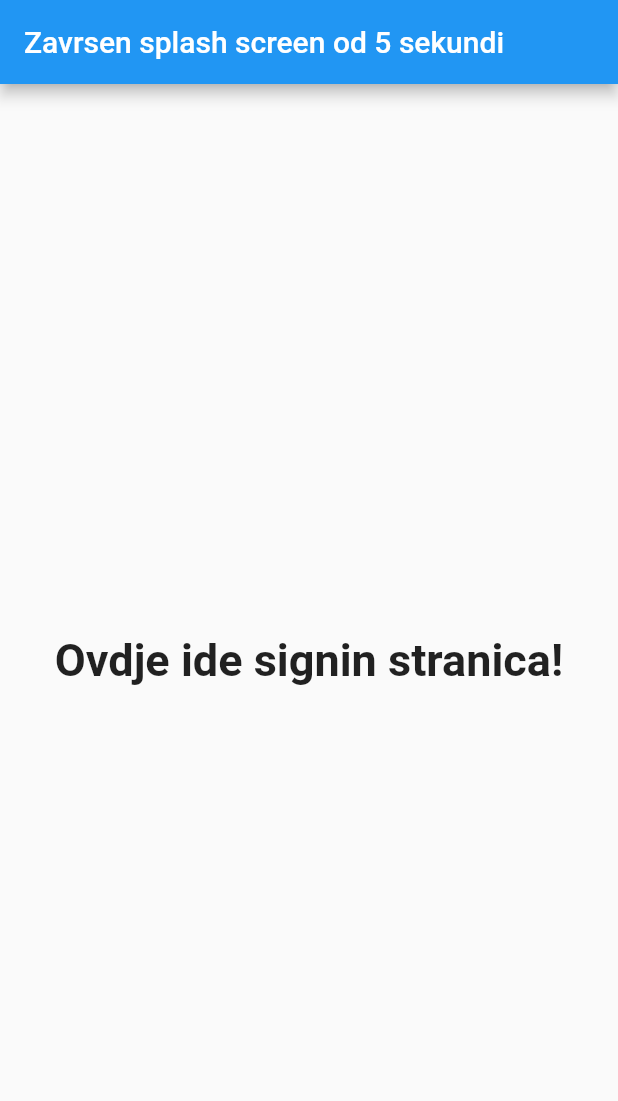
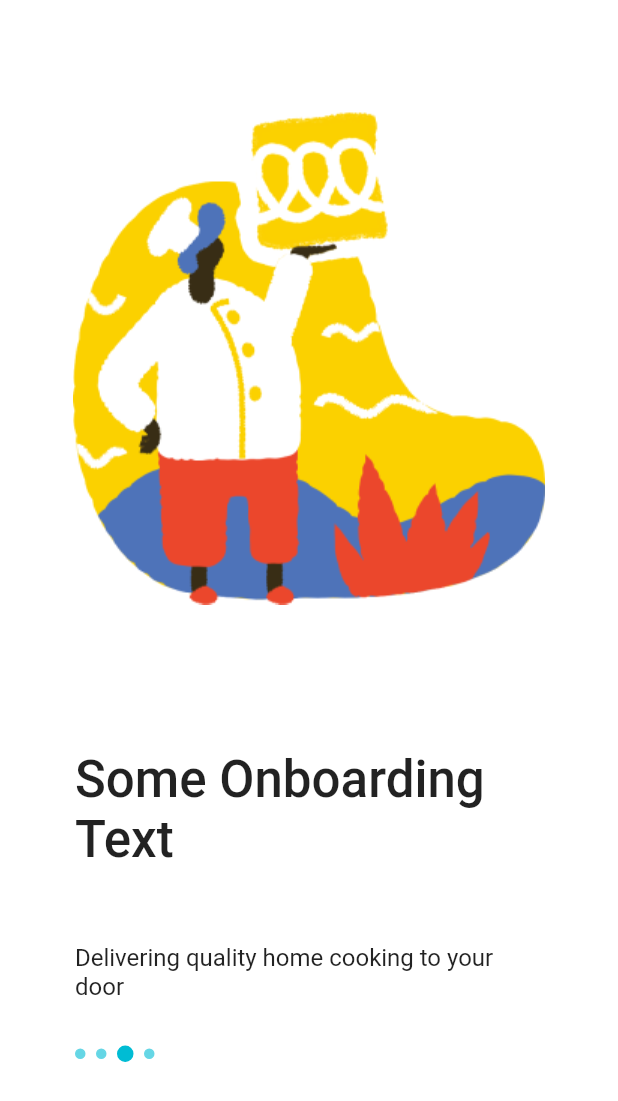
Before and after one commit to ilicina1/lmma_box, a Flutter app: the screen it shows after launch, on a phone screen of 412 x 824 dp. Shown: the top 1101 px of the screen. Run offline on Flutter 3.47's test engine with Material 2 defaults, Android fonts, the phone set to English and light mode, and no system bars; our stand-ins replace splashscreen.

Commit message:
Zavrsen third screen

```diff
--- a/lib/view/welcome_screen/pages/splash_screen.dart
+++ b/lib/view/welcome_screen/pages/splash_screen.dart
@@ -1,4 +1,5 @@
 import 'package:flutter/material.dart';
+import 'package:lmma_box/view/welcome_screen/pages/third_page.dart';
 import 'package:splashscreen/splashscreen.dart';
 
 class SplashApp extends StatefulWidget {
@@ -11,7 +12,7 @@ class _SplashAppState extends State<SplashApp> {
   Widget build(BuildContext context) {
     return new SplashScreen(
         seconds: 5,
-        navigateAfterSeconds: new AfterSplash(),
+        navigateAfterSeconds: new FourthPage(),
         title: new Text(
           'Welcome to Lmmaa box',
           style: new TextStyle(fontWeight: FontWeight.bold, fontSize: 20.0),
--- /dev/null
+++ b/lib/view/welcome_screen/pages/third_page.dart
@@ -0,0 +1,35 @@
+import 'package:flutter/material.dart';
+import 'package:lmma_box/view/welcome_screen/widgets/welcome_screen_pagination.dart';
+
+class FourthPage extends StatelessWidget {
+  @override
+  Widget build(BuildContext context) {
+    return Scaffold(
+      backgroundColor: Colors.white,
+      body: Column(
+        mainAxisAlignment: MainAxisAlignment.center,
+        children: [
+          Center(
+            child: Image.asset('assets/images/logothirdpage.png'),
+          ),
+          Container(
+            margin: EdgeInsets.fromLTRB(50, 96, 50, 50),
+            child: Center(
+                child: Text(
+              'Some Onboarding Text',
+              style: TextStyle(fontSize: 34, fontWeight: FontWeight.w500),
+            )),
+          ),
+          Container(
+            margin: EdgeInsets.fromLTRB(50, 0, 50, 30),
+            child: Text(
+              'Delivering quality home cooking to your door',
+              style: TextStyle(fontWeight: FontWeight.w400, fontSize: 16),
+            ),
+          ),
+          WelcomeScreenPagination(page: 3),
+        ],
+      ),
+    );
+  }
+}
--- /dev/null
+++ b/lib/view/welcome_screen/widgets/welcome_screen_pagination.dart
@@ -0,0 +1,43 @@
+import 'package:flutter/material.dart';
+
+class WelcomeScreenPagination extends StatefulWidget {
+  final int page;
+  WelcomeScreenPagination({this.page});
+  @override
+  _WelcomeScreenPaginationState createState() =>
+      _WelcomeScreenPaginationState();
+}
+
+class _WelcomeScreenPaginationState extends State<WelcomeScreenPagination> {
+  final children = <Widget>[];
+  @override
+  void initState() {
+    super.initState();
+    for (var i = 1; i < 5; i++) {
+      children.add(
+        Opacity(
+          opacity: (widget.page == i) ? 1.0 : 0.6,
+          child: Container(
+            margin: EdgeInsets.fromLTRB(0, 0, 7, 0),
+            decoration: BoxDecoration(
+                color: Colors.cyan,
+                border: Border.all(color: Colors.cyan),
+                borderRadius: BorderRadius.all(Radius.circular(20))),
+            width: (widget.page == i) ? 11 : 7,
+            height: (widget.page == i) ? 11 : 7,
+          ),
+        ),
+      );
+    }
+  }
+
+  @override
+  Widget build(BuildContext context) {
+    print(widget.page);
+
+    return Container(
+      margin: EdgeInsets.fromLTRB(50, 0, 50, 47),
+      child: Row(children: children),
+    );
+  }
+}
--- a/pubspec.yaml
+++ b/pubspec.yaml
@@ -49,6 +49,7 @@ flutter:
   # To add assets to your application, add an assets section, like this:
   assets:
     - assets/images/logo1.png
+    - assets/images/logothirdpage.png
   #   - images/a_dot_ham.jpeg
 
   # An image asset can refer to one or more resolution-specific "variants", see
```
Also changed, not shown: assets/images/logothirdpage.png (added).
